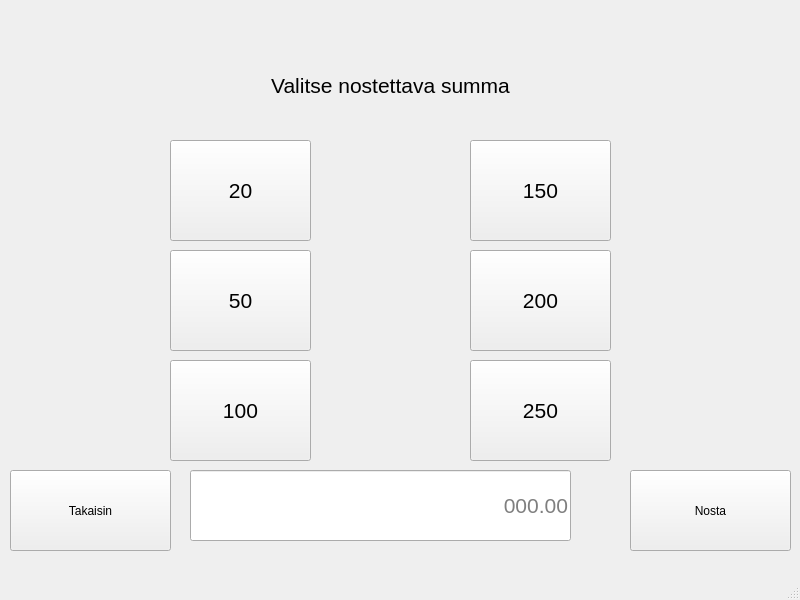
Old version of the form BankSimul/mainwindow.ui in the repository JuupeliGit/BankSimul.
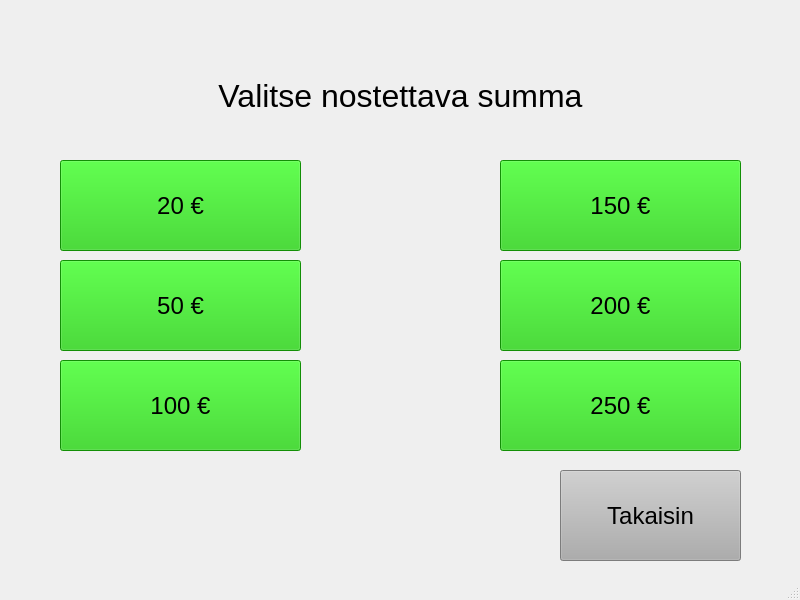
New version of the form. The open tabs and pages were chosen to show the change.

The edit to the form file:
```diff
--- a/BankSimul/mainwindow.ui
+++ b/BankSimul/mainwindow.ui
@@ -10,9 +10,30 @@
     <height>600</height>
    </rect>
   </property>
+  <property name="sizePolicy">
+   <sizepolicy hsizetype="Fixed" vsizetype="Fixed">
+    <horstretch>0</horstretch>
+    <verstretch>0</verstretch>
+   </sizepolicy>
+  </property>
+  <property name="minimumSize">
+   <size>
+    <width>800</width>
+    <height>600</height>
+   </size>
+  </property>
+  <property name="maximumSize">
+   <size>
+    <width>800</width>
+    <height>600</height>
+   </size>
+  </property>
   <property name="windowTitle">
    <string>MainWindow</string>
   </property>
+  <property name="styleSheet">
+   <string notr="true"/>
+  </property>
   <widget class="QWidget" name="centralwidget">
    <widget class="QStackedWidget" name="stackedWidget">
     <property name="geometry">
@@ -159,12 +180,20 @@
      <widget class="QPushButton" name="pushButton_takaisin_1">
       <property name="geometry">
        <rect>
-        <x>0</x>
+        <x>550</x>
         <y>480</y>
-        <width>161</width>
-        <height>81</height>
+        <width>181</width>
+        <height>91</height>
        </rect>
       </property>
+      <property name="font">
+       <font>
+        <pointsize>18</pointsize>
+       </font>
+      </property>
+      <property name="styleSheet">
+       <string notr="true">background-color: rgb(173, 173, 173);</string>
+      </property>
       <property name="text">
        <string>Takaisin</string>
       </property>
@@ -172,15 +201,15 @@
      <widget class="QLabel" name="label_3">
       <property name="geometry">
        <rect>
-        <x>70</x>
-        <y>60</y>
-        <width>621</width>
-        <height>71</height>
+        <x>50</x>
+        <y>80</y>
+        <width>681</width>
+        <height>51</height>
        </rect>
       </property>
       <property name="font">
        <font>
-        <pointsize>16</pointsize>
+        <pointsize>24</pointsize>
        </font>
       </property>
       <property name="text">
@@ -190,149 +219,679 @@
        <set>Qt::AlignCenter</set>
       </property>
      </widget>
-     <widget class="QLineEdit" name="lineEdit_maara_nosto">
-      <property name="geometry">
-       <rect>
-        <x>180</x>
-        <y>480</y>
-        <width>381</width>
-        <height>71</height>
-       </rect>
-      </property>
-      <property name="font">
-       <font>
-        <pointsize>16</pointsize>
-       </font>
-      </property>
-      <property name="text">
-       <string/>
-      </property>
-      <property name="alignment">
-       <set>Qt::AlignRight|Qt::AlignTrailing|Qt::AlignVCenter</set>
-      </property>
-      <property name="placeholderText">
-       <string>000.00</string>
-      </property>
-     </widget>
-     <widget class="QPushButton" name="pushButton_hyvaksy_nosto">
-      <property name="geometry">
-       <rect>
-        <x>620</x>
-        <y>480</y>
-        <width>161</width>
-        <height>81</height>
-       </rect>
-      </property>
-      <property name="text">
-       <string>Nosta</string>
-      </property>
-     </widget>
      <widget class="QPushButton" name="pushButton_nosta_20">
       <property name="geometry">
        <rect>
-        <x>160</x>
-        <y>150</y>
-        <width>141</width>
-        <height>101</height>
+        <x>50</x>
+        <y>170</y>
+        <width>241</width>
+        <height>91</height>
        </rect>
       </property>
+      <property name="palette">
+       <palette>
+        <active>
+         <colorrole role="Button">
+          <brush brushstyle="SolidPattern">
+           <color alpha="255">
+            <red>25</red>
+            <green>200</green>
+            <blue>7</blue>
+           </color>
+          </brush>
+         </colorrole>
+         <colorrole role="Base">
+          <brush brushstyle="SolidPattern">
+           <color alpha="255">
+            <red>25</red>
+            <green>200</green>
+            <blue>7</blue>
+           </color>
+          </brush>
+         </colorrole>
+         <colorrole role="Window">
+          <brush brushstyle="SolidPattern">
+           <color alpha="255">
+            <red>25</red>
+            <green>200</green>
+            <blue>7</blue>
+           </color>
+          </brush>
+         </colorrole>
+        </active>
+        <inactive>
+         <colorrole role="Button">
+          <brush brushstyle="SolidPattern">
+           <color alpha="255">
+            <red>25</red>
+            <green>200</green>
+            <blue>7</blue>
+           </color>
+          </brush>
+         </colorrole>
+         <colorrole role="Base">
+          <brush brushstyle="SolidPattern">
+           <color alpha="255">
+            <red>25</red>
+            <green>200</green>
+            <blue>7</blue>
+           </color>
+          </brush>
+         </colorrole>
+         <colorrole role="Window">
+          <brush brushstyle="SolidPattern">
+           <color alpha="255">
+            <red>25</red>
+            <green>200</green>
+            <blue>7</blue>
+           </color>
+          </brush>
+         </colorrole>
+        </inactive>
+        <disabled>
+         <colorrole role="Button">
+          <brush brushstyle="SolidPattern">
+           <color alpha="255">
+            <red>25</red>
+            <green>200</green>
+            <blue>7</blue>
+           </color>
+          </brush>
+         </colorrole>
+         <colorrole role="Base">
+          <brush brushstyle="SolidPattern">
+           <color alpha="255">
+            <red>25</red>
+            <green>200</green>
+            <blue>7</blue>
+           </color>
+          </brush>
+         </colorrole>
+         <colorrole role="Window">
+          <brush brushstyle="SolidPattern">
+           <color alpha="255">
+            <red>25</red>
+            <green>200</green>
+            <blue>7</blue>
+           </color>
+          </brush>
+         </colorrole>
+        </disabled>
+       </palette>
+      </property>
       <property name="font">
        <font>
-        <pointsize>16</pointsize>
+        <pointsize>18</pointsize>
        </font>
       </property>
+      <property name="styleSheet">
+       <string notr="true">background-color: rgb(25, 200, 7);</string>
+      </property>
       <property name="text">
-       <string>20</string>
+       <string>20 €</string>
+      </property>
+      <property name="checkable">
+       <bool>false</bool>
       </property>
      </widget>
      <widget class="QPushButton" name="pushButton_nosta_50">
       <property name="geometry">
        <rect>
-        <x>160</x>
-        <y>260</y>
-        <width>141</width>
-        <height>101</height>
+        <x>50</x>
+        <y>270</y>
+        <width>241</width>
+        <height>91</height>
        </rect>
       </property>
+      <property name="palette">
+       <palette>
+        <active>
+         <colorrole role="Button">
+          <brush brushstyle="SolidPattern">
+           <color alpha="255">
+            <red>25</red>
+            <green>200</green>
+            <blue>7</blue>
+           </color>
+          </brush>
+         </colorrole>
+         <colorrole role="Base">
+          <brush brushstyle="SolidPattern">
+           <color alpha="255">
+            <red>25</red>
+            <green>200</green>
+            <blue>7</blue>
+           </color>
+          </brush>
+         </colorrole>
+         <colorrole role="Window">
+          <brush brushstyle="SolidPattern">
+           <color alpha="255">
+            <red>25</red>
+            <green>200</green>
+            <blue>7</blue>
+           </color>
+          </brush>
+         </colorrole>
+        </active>
+        <inactive>
+         <colorrole role="Button">
+          <brush brushstyle="SolidPattern">
+           <color alpha="255">
+            <red>25</red>
+            <green>200</green>
+            <blue>7</blue>
+           </color>
+          </brush>
+         </colorrole>
+         <colorrole role="Base">
+          <brush brushstyle="SolidPattern">
+           <color alpha="255">
+            <red>25</red>
+            <green>200</green>
+            <blue>7</blue>
+           </color>
+          </brush>
+         </colorrole>
+         <colorrole role="Window">
+          <brush brushstyle="SolidPattern">
+           <color alpha="255">
+            <red>25</red>
+            <green>200</green>
+            <blue>7</blue>
+           </color>
+          </brush>
+         </colorrole>
+        </inactive>
+        <disabled>
+         <colorrole role="Button">
+          <brush brushstyle="SolidPattern">
+           <color alpha="255">
+            <red>25</red>
+            <green>200</green>
+            <blue>7</blue>
+           </color>
+          </brush>
+         </colorrole>
+         <colorrole role="Base">
+          <brush brushstyle="SolidPattern">
+           <color alpha="255">
+            <red>25</red>
+            <green>200</green>
+            <blue>7</blue>
+           </color>
+          </brush>
+         </colorrole>
+         <colorrole role="Window">
+          <brush brushstyle="SolidPattern">
+           <color alpha="255">
+            <red>25</red>
+            <green>200</green>
+            <blue>7</blue>
+           </color>
+          </brush>
+         </colorrole>
+        </disabled>
+       </palette>
+      </property>
       <property name="font">
        <font>
-        <pointsize>16</pointsize>
+        <pointsize>18</pointsize>
        </font>
       </property>
+      <property name="styleSheet">
+       <string notr="true">background-color: rgb(25, 200, 7);</string>
+      </property>
       <property name="text">
-       <string>50</string>
+       <string>50 €</string>
       </property>
      </widget>
      <widget class="QPushButton" name="pushButton_nosta_100">
       <property name="geometry">
        <rect>
-        <x>160</x>
+        <x>50</x>
         <y>370</y>
-        <width>141</width>
-        <height>101</height>
+        <width>241</width>
+        <height>91</height>
        </rect>
       </property>
+      <property name="palette">
+       <palette>
+        <active>
+         <colorrole role="Button">
+          <brush brushstyle="SolidPattern">
+           <color alpha="255">
+            <red>25</red>
+            <green>200</green>
+            <blue>7</blue>
+           </color>
+          </brush>
+         </colorrole>
+         <colorrole role="Base">
+          <brush brushstyle="SolidPattern">
+           <color alpha="255">
+            <red>25</red>
+            <green>200</green>
+            <blue>7</blue>
+           </color>
+          </brush>
+         </colorrole>
+         <colorrole role="Window">
+          <brush brushstyle="SolidPattern">
+           <color alpha="255">
+            <red>25</red>
+            <green>200</green>
+            <blue>7</blue>
+           </color>
+          </brush>
+         </colorrole>
+        </active>
+        <inactive>
+         <colorrole role="Button">
+          <brush brushstyle="SolidPattern">
+           <color alpha="255">
+            <red>25</red>
+            <green>200</green>
+            <blue>7</blue>
+           </color>
+          </brush>
+         </colorrole>
+         <colorrole role="Base">
+          <brush brushstyle="SolidPattern">
+           <color alpha="255">
+            <red>25</red>
+            <green>200</green>
+            <blue>7</blue>
+           </color>
+          </brush>
+         </colorrole>
+         <colorrole role="Window">
+          <brush brushstyle="SolidPattern">
+           <color alpha="255">
+            <red>25</red>
+            <green>200</green>
+            <blue>7</blue>
+           </color>
+          </brush>
+         </colorrole>
+        </inactive>
+        <disabled>
+         <colorrole role="Button">
+          <brush brushstyle="SolidPattern">
+           <color alpha="255">
+            <red>25</red>
+            <green>200</green>
+            <blue>7</blue>
+           </color>
+          </brush>
+         </colorrole>
+         <colorrole role="Base">
+          <brush brushstyle="SolidPattern">
+           <color alpha="255">
+            <red>25</red>
+            <green>200</green>
+            <blue>7</blue>
+           </color>
+          </brush>
+         </colorrole>
+         <colorrole role="Window">
+          <brush brushstyle="SolidPattern">
+           <color alpha="255">
+            <red>25</red>
+            <green>200</green>
+            <blue>7</blue>
+           </color>
+          </brush>
+         </colorrole>
+        </disabled>
+       </palette>
+      </property>
       <property name="font">
        <font>
-        <pointsize>16</pointsize>
+        <pointsize>18</pointsize>
        </font>
       </property>
+      <property name="styleSheet">
+       <string notr="true">background-color: rgb(25, 200, 7);</string>
+      </property>
       <property name="text">
-       <string>100</string>
+       <string>100 €</string>
       </property>
      </widget>
      <widget class="QPushButton" name="pushButton_nosta_150">
       <property name="geometry">
        <rect>
-        <x>460</x>
-        <y>150</y>
-        <width>141</width>
-        <height>101</height>
+        <x>490</x>
+        <y>170</y>
+        <width>241</width>
+        <height>91</height>
        </rect>
       </property>
+      <property name="palette">
+       <palette>
+        <active>
+         <colorrole role="Button">
+          <brush brushstyle="SolidPattern">
+           <color alpha="255">
+            <red>25</red>
+            <green>200</green>
+            <blue>7</blue>
+           </color>
+          </brush>
+         </colorrole>
+         <colorrole role="Base">
+          <brush brushstyle="SolidPattern">
+           <color alpha="255">
+            <red>25</red>
+            <green>200</green>
+            <blue>7</blue>
+           </color>
+          </brush>
+         </colorrole>
+         <colorrole role="Window">
+          <brush brushstyle="SolidPattern">
+           <color alpha="255">
+            <red>25</red>
+            <green>200</green>
+            <blue>7</blue>
+           </color>
+          </brush>
+         </colorrole>
+        </active>
+        <inactive>
+         <colorrole role="Button">
+          <brush brushstyle="SolidPattern">
+           <color alpha="255">
+            <red>25</red>
+            <green>200</green>
+            <blue>7</blue>
+           </color>
+          </brush>
+         </colorrole>
+         <colorrole role="Base">
+          <brush brushstyle="SolidPattern">
+           <color alpha="255">
+            <red>25</red>
+            <green>200</green>
+            <blue>7</blue>
+           </color>
+          </brush>
+         </colorrole>
+         <colorrole role="Window">
+          <brush brushstyle="SolidPattern">
+           <color alpha="255">
+            <red>25</red>
+            <green>200</green>
+            <blue>7</blue>
+           </color>
+          </brush>
+         </colorrole>
+        </inactive>
+        <disabled>
+         <colorrole role="Button">
+          <brush brushstyle="SolidPattern">
+           <color alpha="255">
+            <red>25</red>
+            <green>200</green>
+            <blue>7</blue>
+           </color>
+          </brush>
+         </colorrole>
+         <colorrole role="Base">
+          <brush brushstyle="SolidPattern">
+           <color alpha="255">
+            <red>25</red>
+            <green>200</green>
+            <blue>7</blue>
+           </color>
+          </brush>
+         </colorrole>
+         <colorrole role="Window">
+          <brush brushstyle="SolidPattern">
+           <color alpha="255">
+            <red>25</red>
+            <green>200</green>
+            <blue>7</blue>
+           </color>
+          </brush>
+         </colorrole>
+        </disabled>
+       </palette>
+      </property>
       <property name="font">
        <font>
-        <pointsize>16</pointsize>
+        <pointsize>18</pointsize>
        </font>
       </property>
+      <property name="styleSheet">
+       <string notr="true">background-color: rgb(25, 200, 7);</string>
+      </property>
       <property name="text">
-       <string>150</string>
+       <string>150 €</string>
       </property>
      </widget>
      <widget class="QPushButton" name="pushButton_nosta_200">
       <property name="geometry">
        <rect>
-        <x>460</x>
-        <y>260</y>
-        <width>141</width>
-        <height>101</height>
+        <x>490</x>
+        <y>270</y>
+        <width>241</width>
+        <height>91</height>
        </rect>
       </property>
+      <property name="palette">
+       <palette>
+        <active>
+         <colorrole role="Button">
+          <brush brushstyle="SolidPattern">
+           <color alpha="255">
+            <red>25</red>
+            <green>200</green>
+            <blue>7</blue>
+           </color>
+          </brush>
+         </colorrole>
+         <colorrole role="Base">
+          <brush brushstyle="SolidPattern">
+           <color alpha="255">
+            <red>25</red>
+            <green>200</green>
+            <blue>7</blue>
+           </color>
+          </brush>
+         </colorrole>
+         <colorrole role="Window">
+          <brush brushstyle="SolidPattern">
+           <color alpha="255">
+            <red>25</red>
+            <green>200</green>
+            <blue>7</blue>
+           </color>
+          </brush>
+         </colorrole>
+        </active>
+        <inactive>
+         <colorrole role="Button">
+          <brush brushstyle="SolidPattern">
+           <color alpha="255">
+            <red>25</red>
+            <green>200</green>
+            <blue>7</blue>
+           </color>
+          </brush>
+         </colorrole>
+         <colorrole role="Base">
+          <brush brushstyle="SolidPattern">
+           <color alpha="255">
+            <red>25</red>
+            <green>200</green>
+            <blue>7</blue>
+           </color>
+          </brush>
+         </colorrole>
+         <colorrole role="Window">
+          <brush brushstyle="SolidPattern">
+           <color alpha="255">
+            <red>25</red>
+            <green>200</green>
+            <blue>7</blue>
+           </color>
+          </brush>
+         </colorrole>
+        </inactive>
+        <disabled>
+         <colorrole role="Button">
+          <brush brushstyle="SolidPattern">
+           <color alpha="255">
+            <red>25</red>
+            <green>200</green>
+            <blue>7</blue>
+           </color>
+          </brush>
+         </colorrole>
+         <colorrole role="Base">
+          <brush brushstyle="SolidPattern">
+           <color alpha="255">
+            <red>25</red>
+            <green>200</green>
+            <blue>7</blue>
+           </color>
+          </brush>
+         </colorrole>
+         <colorrole role="Window">
+          <brush brushstyle="SolidPattern">
+           <color alpha="255">
+            <red>25</red>
+            <green>200</green>
+            <blue>7</blue>
+           </color>
+          </brush>
+         </colorrole>
+        </disabled>
+       </palette>
+      </property>
       <property name="font">
        <font>
-        <pointsize>16</pointsize>
+        <pointsize>18</pointsize>
        </font>
       </property>
+      <property name="styleSheet">
+       <string notr="true">background-color: rgb(25, 200, 7);</string>
+      </property>
       <property name="text">
-       <string>200</string>
+       <string>200 €</string>
       </property>
      </widget>
      <widget class="QPushButton" name="pushButton_nosta_250">
       <property name="geometry">
        <rect>
-        <x>460</x>
+        <x>490</x>
         <y>370</y>
-        <width>141</width>
-        <height>101</height>
+        <width>241</width>
+        <height>91</height>
        </rect>
       </property>
+      <property name="palette">
+       <palette>
+        <active>
+         <colorrole role="Button">
+          <brush brushstyle="SolidPattern">
+           <color alpha="255">
+            <red>25</red>
+            <green>200</green>
+            <blue>7</blue>
+           </color>
+          </brush>
+         </colorrole>
+         <colorrole role="Base">
+          <brush brushstyle="SolidPattern">
+           <color alpha="255">
+            <red>25</red>
+            <green>200</green>
+            <blue>7</blue>
+           </color>
+          </brush>
+         </colorrole>
+         <colorrole role="Window">
+          <brush brushstyle="SolidPattern">
+           <color alpha="255">
+            <red>25</red>
+            <green>200</green>
+            <blue>7</blue>
+           </color>
+          </brush>
+         </colorrole>
+        </active>
+        <inactive>
+         <colorrole role="Button">
+          <brush brushstyle="SolidPattern">
+           <color alpha="255">
+            <red>25</red>
+            <green>200</green>
+            <blue>7</blue>
+           </color>
+          </brush>
+         </colorrole>
+         <colorrole role="Base">
+          <brush brushstyle="SolidPattern">
+           <color alpha="255">
+            <red>25</red>
+            <green>200</green>
+            <blue>7</blue>
+           </color>
+          </brush>
+         </colorrole>
+         <colorrole role="Window">
+          <brush brushstyle="SolidPattern">
+           <color alpha="255">
+            <red>25</red>
+            <green>200</green>
+            <blue>7</blue>
+           </color>
+          </brush>
+         </colorrole>
+        </inactive>
+        <disabled>
+         <colorrole role="Button">
+          <brush brushstyle="SolidPattern">
+           <color alpha="255">
+            <red>25</red>
+            <green>200</green>
+            <blue>7</blue>
+           </color>
+          </brush>
+         </colorrole>
+         <colorrole role="Base">
+          <brush brushstyle="SolidPattern">
+           <color alpha="255">
+            <red>25</red>
+            <green>200</green>
+            <blue>7</blue>
+           </color>
+          </brush>
+         </colorrole>
+         <colorrole role="Window">
+          <brush brushstyle="SolidPattern">
+           <color alpha="255">
+            <red>25</red>
+            <green>200</green>
+            <blue>7</blue>
+           </color>
+          </brush>
+         </colorrole>
+        </disabled>
+       </palette>
+      </property>
       <property name="font">
        <font>
-        <pointsize>16</pointsize>
+        <pointsize>18</pointsize>
        </font>
       </property>
+      <property name="styleSheet">
+       <string notr="true">background-color: rgb(25, 200, 7);</string>
+      </property>
       <property name="text">
-       <string>250</string>
+       <string>250 €</string>
       </property>
      </widget>
     </widget>
```
Left out of the diff: 221 changed lines with no effect on the pictures.
